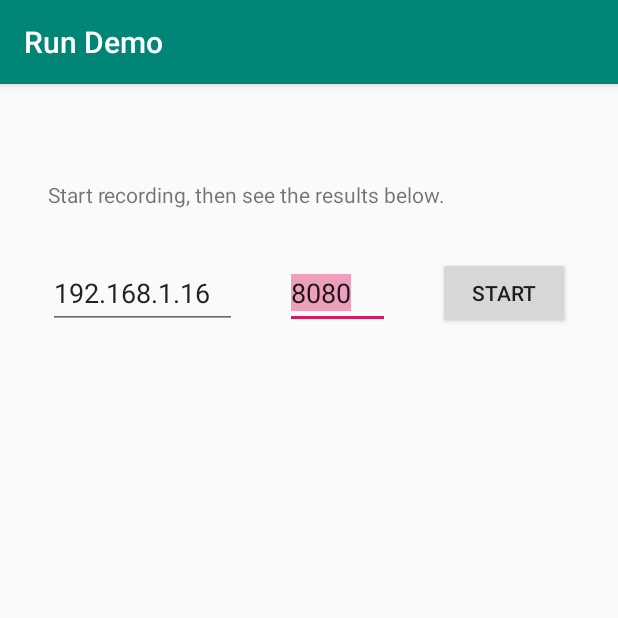
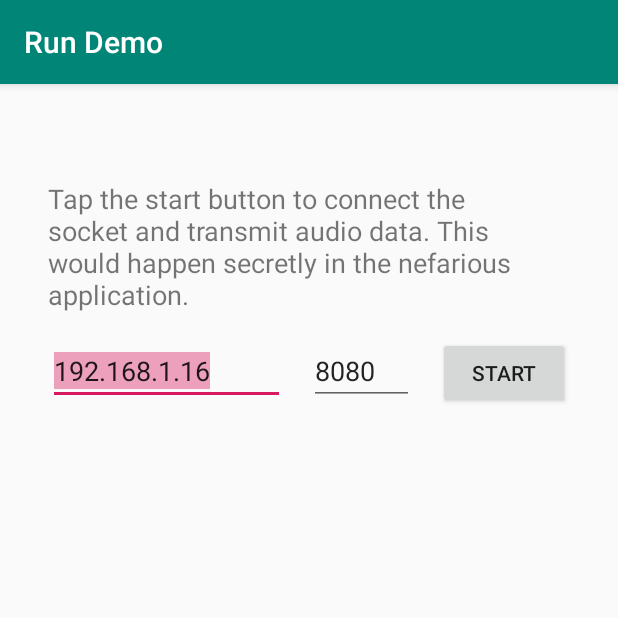
Before and after one commit to ericbf/LanguageHelper, an Android app: the DemoActivity screen opened directly, with no data from a screen before it, on a phone screen of 412 x 824 dp, the top half of it. Run offline under Robolectric (Android 15) with nearby library versions, the phone set to English and light mode, and no system bars.

```diff
--- a/app/src/main/java/life/ferreira/languagehelper/DemoActivity.kt
+++ b/app/src/main/java/life/ferreira/languagehelper/DemoActivity.kt
@@ -7,6 +7,7 @@ import android.media.AudioRecord
 import android.media.MediaRecorder
 import android.os.AsyncTask
 import android.os.Bundle
+import android.view.View
 import android.widget.Button
 import android.widget.EditText
 import android.widget.TextView
@@ -37,13 +38,13 @@ class DemoActivity : AppCompatActivity() {
         port = findViewById(R.id.port)
         button = findViewById(R.id.start)
         results = findViewById(R.id.results)
+    }
 
-        button.setOnClickListener {
-            if (this.recording) {
-                this.stop()
-            } else {
-                this.start()
-            }
+    fun startClicked(@Suppress("UNUSED_PARAMETER") view: View) {
+        if (this.recording) {
+            this.stop()
+        } else {
+            this.start()
         }
     }
 
--- a/app/src/main/res/layout/activity_demo.xml
+++ b/app/src/main/res/layout/activity_demo.xml
@@ -6,84 +6,90 @@
     android:layout_height="match_parent"
     tools:context=".DemoActivity">
 
-    <TextView
-        android:id="@+id/label"
+    <LinearLayout
         android:layout_width="0dp"
-        android:layout_height="wrap_content"
+        android:layout_height="0dp"
         android:layout_marginStart="32dp"
         android:layout_marginTop="64dp"
         android:layout_marginEnd="32dp"
+        android:orientation="vertical"
+        app:layout_constraintBottom_toBottomOf="parent"
+        app:layout_constraintEnd_toEndOf="parent"
+        app:layout_constraintStart_toStartOf="parent"
+        app:layout_constraintTop_toTopOf="parent">
+
+        <TextView
+            android:id="@+id/label"
+            android:layout_width="match_parent"
+            android:layout_height="wrap_content"
             android:inputType="textMultiLine"
-        android:text="@string/startButtonLabelText"
-        app:layout_constraintEnd_toEndOf="parent"
-        app:layout_constraintHorizontal_bias="0.498"
-        app:layout_constraintStart_toStartOf="parent"
-        app:layout_constraintTop_toTopOf="parent" />
+            android:text="@string/tapToStartDescription"
+            android:textSize="18sp" />
+
+        <Space
+            android:layout_width="match_parent"
+            android:layout_height="16dp" />
+
+        <LinearLayout
+            android:layout_width="match_parent"
+            android:layout_height="wrap_content"
+            android:orientation="horizontal">
+
+            <EditText
+                android:id="@+id/host"
+                android:layout_width="0dp"
+                android:layout_height="wrap_content"
+                android:layout_weight="1"
+                android:ems="10"
+                android:hint="Host"
+                android:selectAllOnFocus="true"
+                android:singleLine="true"
+                android:text="192.168.1.16" />
+
+            <Space
+                android:layout_width="16dp"
+                android:layout_height="match_parent" />
+
+            <EditText
+                android:id="@+id/port"
+                android:layout_width="70dp"
+                android:layout_height="wrap_content"
+                android:digits="0123456789."
+                android:ems="10"
+                android:hint="Port"
+                android:selectAllOnFocus="true"
+                android:singleLine="true"
+                android:text="8080" />
+
+            <Space
+                android:layout_width="16dp"
+                android:layout_height="match_parent" />
 
             <Button
                 android:id="@+id/start"
                 android:layout_width="wrap_content"
                 android:layout_height="wrap_content"
-        android:layout_marginTop="32dp"
-        android:layout_marginEnd="32dp"
-        android:text="@string/startButtonText"
-        app:layout_constraintEnd_toEndOf="parent"
-        app:layout_constraintTop_toBottomOf="@+id/label" />
+                android:onClick="startClicked"
+                android:text="@string/startButtonText" />
+        </LinearLayout>
 
+        <Space
+            android:layout_width="match_parent"
+            android:layout_height="16dp" />
 
         <ScrollView
-        android:id="@+id/scrollView2"
-        android:layout_width="0dp"
-        android:layout_height="0dp"
-        android:layout_marginStart="32dp"
-        android:layout_marginTop="32dp"
-        android:layout_marginEnd="32dp"
-        android:layout_marginBottom="64dp"
-        app:layout_constraintBottom_toBottomOf="parent"
-        app:layout_constraintEnd_toEndOf="parent"
-        app:layout_constraintStart_toStartOf="parent"
-        app:layout_constraintTop_toBottomOf="@+id/start">
+            android:layout_width="match_parent"
+            android:layout_height="wrap_content">
 
             <TextView
                 android:id="@+id/results"
                 android:layout_width="match_parent"
                 android:layout_height="wrap_content"
+                android:layout_marginBottom="32dp"
                 android:inputType="textMultiLine" />
         </ScrollView>
 
-    <EditText
-        android:id="@+id/port"
-        android:layout_width="70dp"
-        android:layout_height="0dp"
-        android:layout_marginTop="32dp"
-        android:layout_marginEnd="32dp"
-        android:layout_marginBottom="32dp"
-        android:digits="0123456789."
-        android:ems="10"
-        android:hint="Port"
-        android:selectAllOnFocus="true"
-        android:singleLine="true"
-        android:text="8080"
-        app:layout_constraintBottom_toTopOf="@+id/scrollView2"
-        app:layout_constraintEnd_toStartOf="@+id/start"
-        app:layout_constraintTop_toBottomOf="@+id/label" />
+    </LinearLayout>
 
-    <EditText
-        android:id="@+id/host"
-        android:layout_width="0dp"
-        android:layout_height="0dp"
-        android:layout_marginStart="32dp"
-        android:layout_marginTop="32dp"
-        android:layout_marginEnd="32dp"
-        android:layout_marginBottom="32dp"
-        android:ems="10"
-        android:hint="Host"
-        android:selectAllOnFocus="true"
-        android:singleLine="true"
-        android:text="192.168.1.16"
-        app:layout_constraintBottom_toTopOf="@+id/scrollView2"
-        app:layout_constraintEnd_toStartOf="@+id/port"
-        app:layout_constraintStart_toStartOf="parent"
-        app:layout_constraintTop_toBottomOf="@+id/label" />
 
 </androidx.constraintlayout.widget.ConstraintLayout>
--- a/app/src/main/res/values/strings.xml
+++ b/app/src/main/res/values/strings.xml
@@ -1,6 +1,5 @@
 <resources>
     <string name="app_name">Language Helper</string>
     <string name="startButtonText">Start</string>
-    <string name="startButtonLabelText">Start recording, then see the results below.</string>
-    <string name="title_activity_demo">Demo</string>
+    <string name="tapToStartDescription">Tap the start button to connect the socket and transmit audio data. This would happen secretly in the nefarious application.</string>
 </resources>
```
Also changed, not shown: app/src/main/java/life/ferreira/languagehelper/WritingActivity.kt (+30 -1 lines), app/src/main/res/layout/activity_main.xml (+18 -7 lines), app/src/main/res/layout/activity_voice.xml (+14 -4 lines), app/src/main/res/layout/activity_writing.xml (+39 -0 lines), app/src/main/java/life/ferreira/languagehelper/VoiceActivity.kt (line endings or trailing spaces). Lines whose indentation alone changed are shown as unchanged.
